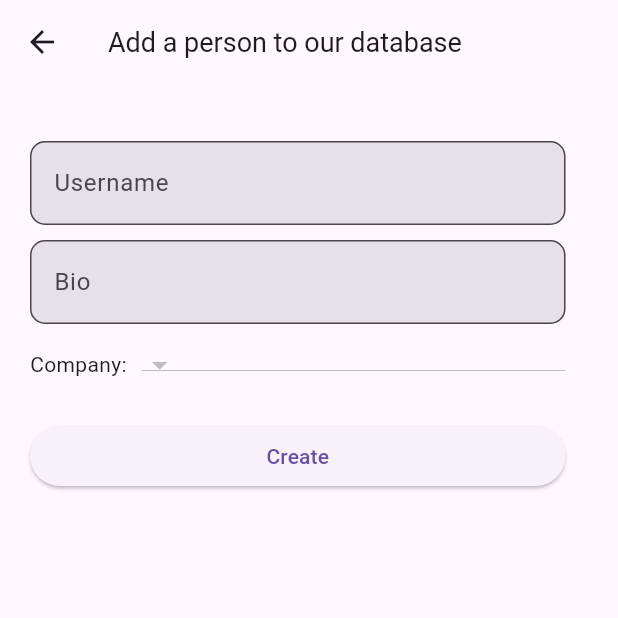
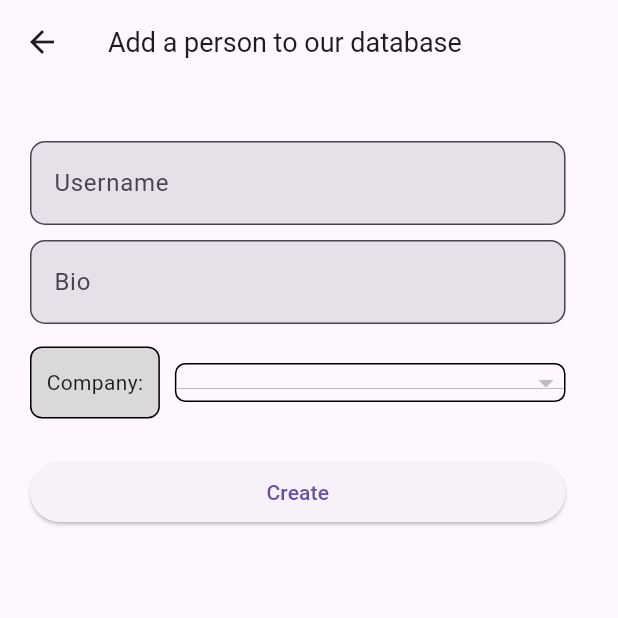
Before and after one commit to indieka900/APi-with-flutter, a Flutter app: the PersonAdd screen opened by its route, on a phone screen of 412 x 824 dp, the top half of it. Run offline on Flutter 3.47's test engine with Material 2 defaults, Android fonts, the phone set to English and light mode, and no system bars; our stand-ins replace flutter_animate; network calls fail.

Commit message:
final commit

```diff
--- a/lib/chatGPT/addform.dart
+++ b/lib/chatGPT/addform.dart
@@ -1,9 +1,9 @@
 // ignore_for_file: use_build_context_synchronously
 
 import 'package:flutter/material.dart';
+import 'package:home_app/widgets/dropdown.dart';
 import 'package:http/http.dart' as http;
 import 'dart:convert';
-import 'package:home_app/services/services.dart';
 
 class PersonAdd extends StatefulWidget {
   const PersonAdd({super.key});
@@ -20,13 +20,6 @@ class _PersonAddState extends State<PersonAdd> {
   final _namecontroller = TextEditingController();
 
   final _biocontroller = TextEditingController();
-
-  // void _handleItemSelected(String value) {
-  //   setState(() {
-  //     _selectedValue = value;
-  //   });
-  // }
-
   @override
   Widget build(BuildContext context) {
     return Scaffold(
@@ -74,7 +67,18 @@ class _PersonAddState extends State<PersonAdd> {
             ),
             Row(
               children: [
-                const Text('Company:'),
+                Container(
+                  padding: const EdgeInsets.symmetric(
+                    horizontal: 10,
+                    vertical: 13,
+                  ),
+                  decoration: BoxDecoration(
+                    color: const Color.fromARGB(255, 218, 216, 216),
+                    borderRadius: BorderRadius.circular(8),
+                    border: Border.all(),
+                  ),
+                  child: const Text('Company:'),
+                ),
                 const SizedBox(
                   width: 10,
                 ),
@@ -163,50 +167,3 @@ class _PersonAddState extends State<PersonAdd> {
     );
   }
 }
-
-class DropdownButtonExample extends StatefulWidget {
-  final Function(Map<String, dynamic>?) onItemSelected;
-  const DropdownButtonExample({Key? key, required this.onItemSelected});
-
-  @override
-  State<DropdownButtonExample> createState() => _DropdownButtonExampleState();
-}
-
-class _DropdownButtonExampleState extends State<DropdownButtonExample> {
-  late Future<List<dynamic>> data;
-  String dropdownValue = '';
-  List<dynamic> _companies = [];
-  Map<String, dynamic>? _selectedCompany;
-
-  @override
-  void initState() {
-    super.initState();
-    fetchData();
-  }
-
-  Future<void> fetchData() async {
-    List<dynamic> companies = await Services.fetchCompanies();
-    setState(() {
-      _companies = companies;
-    });
-  }
-
-  @override
-  Widget build(BuildContext context) {
-    return DropdownButton(
-      value: _selectedCompany,
-      items: _companies.map((company) {
-        return DropdownMenuItem(
-          value: company,
-          child: Text(company['name']),
-        );
-      }).toList(),
-      onChanged: (value) {
-        setState(() {
-          _selectedCompany = value as Map<String, dynamic>?;
-          widget.onItemSelected(_selectedCompany);
-        });
-      },
-    );
-  }
-}
--- /dev/null
+++ b/lib/widgets/dropdown.dart
@@ -0,0 +1,62 @@
+import 'package:flutter/material.dart';
+import 'package:home_app/services/services.dart';
+
+class DropdownButtonExample extends StatefulWidget {
+  final Function(Map<String, dynamic>?) onItemSelected;
+  const DropdownButtonExample({super.key,  required this.onItemSelected});
+
+  @override
+  State<DropdownButtonExample> createState() => _DropdownButtonExampleState();
+}
+
+class _DropdownButtonExampleState extends State<DropdownButtonExample> {
+  late Future<List<dynamic>> data;
+  String dropdownValue = '';
+  List<dynamic> _companies = [];
+  Map<String, dynamic>? _selectedCompany;
+
+  @override
+  void initState() {
+    super.initState();
+    fetchData();
+  }
+
+  Future<void> fetchData() async {
+    List<dynamic> companies = await Services.fetchCompanies();
+    setState(() {
+      _companies = companies;
+      _selectedCompany = _companies[0];
+    });
+  }
+
+  @override
+  Widget build(BuildContext context) {
+    return Container(
+      decoration: BoxDecoration(
+        border: Border.all(),
+        borderRadius: BorderRadius.circular(7),
+      ),
+      child: DropdownButton(
+        value: _selectedCompany,
+        isExpanded: true,
+        borderRadius: BorderRadius.circular(6),
+        menuMaxHeight: 150,
+        items: _companies.map((company) {
+          return DropdownMenuItem(
+            value: company,
+            child: Padding(
+              padding: const EdgeInsets.all(8.0),
+              child: Text(company['name']),
+            ),
+          );
+        }).toList(),
+        onChanged: (value) {
+          setState(() {
+            _selectedCompany = value as Map<String, dynamic>?;
+            widget.onItemSelected(_selectedCompany);
+          });
+        },
+      ),
+    );
+  }
+}
```
Also changed, not shown: lib/widgets/showinfo.dart (+17 -0 lines).
